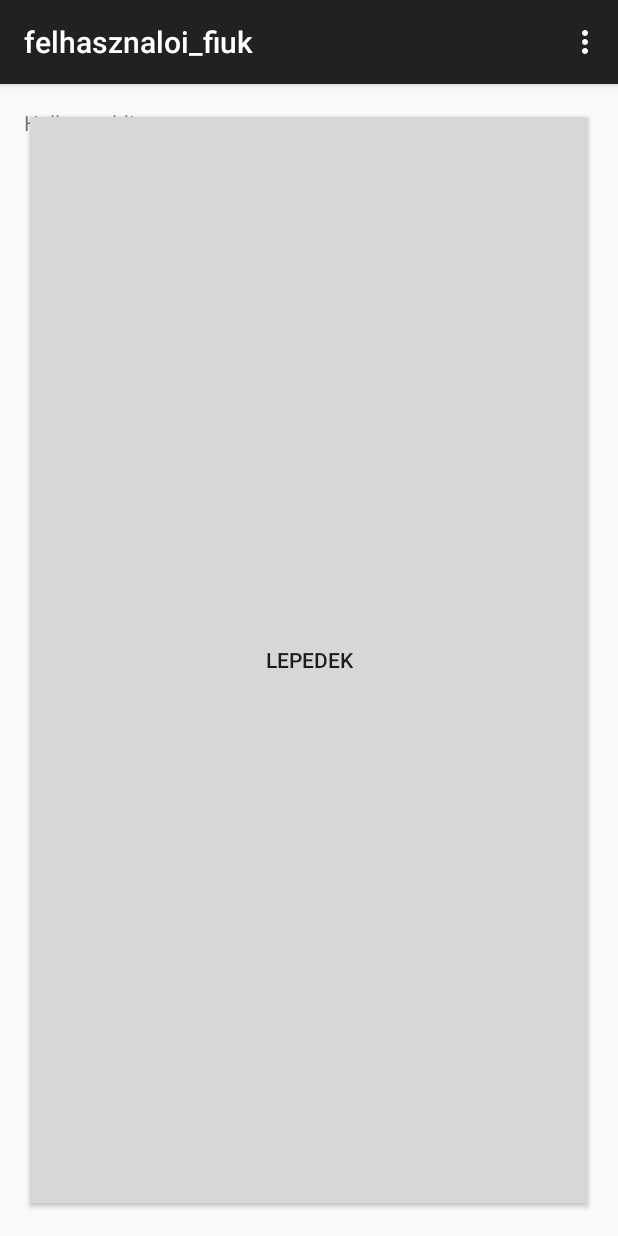
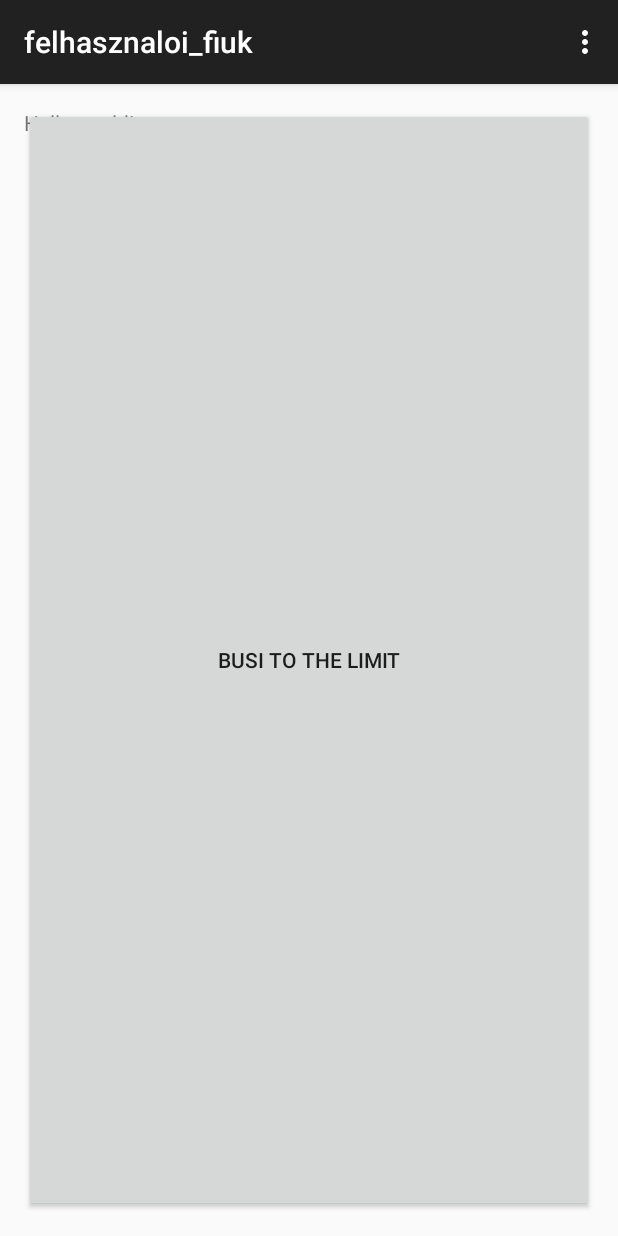
Before and after one commit to ArturHalmagyi/felhasznaloi_fiuk, an Android app: the screen it shows after launch (Main_menu), on a phone screen of 412 x 824 dp. Run offline under Robolectric (Android 15) with nearby library versions, the phone set to English and light mode, and no system bars.

Commit message:
Nemáh#2

```diff
--- a/felhasznaloi_fiuk/app/src/main/res/layout/activity_main_menu.xml
+++ b/felhasznaloi_fiuk/app/src/main/res/layout/activity_main_menu.xml
@@ -8,7 +8,7 @@
     <TextView android:text="@string/hello_world" android:layout_width="wrap_content"
         android:layout_height="wrap_content" />
     <Button
-        android:text="lepedek"
+        android:text="busi to the limit"
         android:layout_width="match_parent"
         android:layout_height="match_parent" />
 
```
